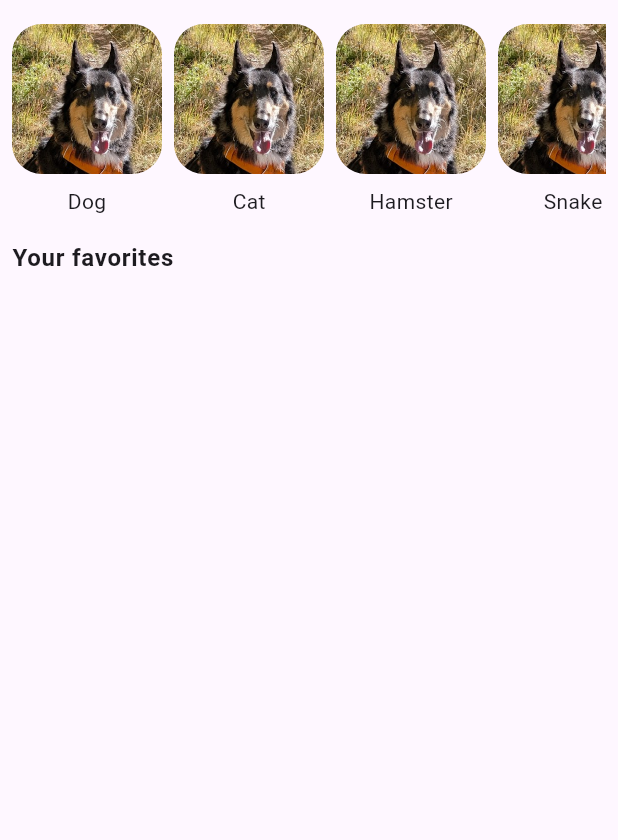
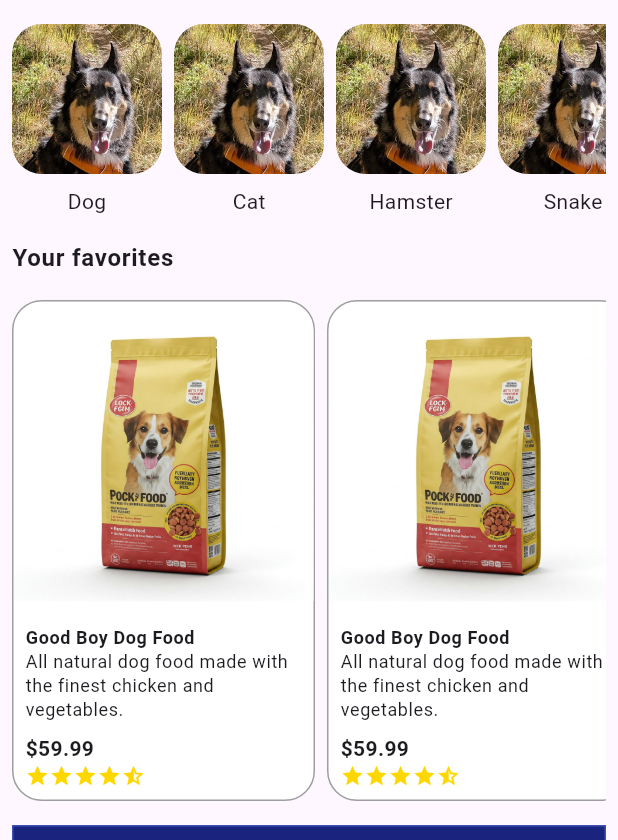
Before and after one commit to noahcolvin/furry_flutter, a Flutter app: the screen it shows after launch, after a tap on an icon or button, on a phone screen of 412 x 824 dp, the part 396-1236 px from its top. Run offline on Flutter 3.47's test engine with Material 3 defaults, Android fonts, the phone set to English and light mode, and no system bars.

Commit message:
Finishing out most of the dashboard layout

```diff
--- a/lib/features/dashboard/presentation/dashboard_screen.dart
+++ b/lib/features/dashboard/presentation/dashboard_screen.dart
@@ -1,5 +1,7 @@
 import 'package:flutter/material.dart';
 import 'package:furry_flutter/features/dashboard/presentation/furry_friend_widget.dart';
+import 'package:furry_flutter/features/dashboard/presentation/my_friend_widget.dart';
+import 'package:furry_flutter/features/dashboard/presentation/store_item_widget.dart';
 
 class DashboardScreen extends StatelessWidget {
   const DashboardScreen({super.key});
@@ -18,8 +20,9 @@ class DashboardScreen extends StatelessWidget {
           ),
         ],
       ),
-      body: Padding(
-        padding: const EdgeInsets.all(8.0),
+      body: SingleChildScrollView(
+        child: Padding(
+          padding: const EdgeInsets.fromLTRB(8.0, 8.0, 8.0, 32.0),
           child: Column(
             crossAxisAlignment: CrossAxisAlignment.start,
             spacing: 16.0,
@@ -117,7 +120,53 @@ class DashboardScreen extends StatelessWidget {
                       fontWeight: FontWeight.bold,
                     ),
               ),
+              SingleChildScrollView(
+                scrollDirection: Axis.horizontal,
+                child: Row(
+                  spacing: 8.0,
+                  children: [
+                    StoreItem(),
+                    StoreItem(),
+                    StoreItem(),
+                    StoreItem(),
+                    StoreItem(),
+                    StoreItem(),
+                    StoreItem(),
                   ],
+                ),
+              ),
+              ConstrainedBox(
+                constraints: const BoxConstraints(
+                  minWidth: double.infinity,
+                  minHeight: 150.0,
+                ),
+                child: Container(
+                  decoration: BoxDecoration(
+                    border: Border.all(color: Colors.indigo),
+                    borderRadius: BorderRadius.circular(0),
+                    color: Colors.indigo.shade900,
+                  ),
+                  child: Text(''),
+                ),
+              ),
+              Text(
+                'Your furry friends',
+                style: Theme.of(context).textTheme.bodyLarge?.copyWith(
+                      fontWeight: FontWeight.bold,
+                    ),
+              ),
+              SingleChildScrollView(
+                scrollDirection: Axis.horizontal,
+                child: Row(
+                  spacing: 8.0,
+                  children: [
+                    MyFriend(),
+                    MyFriend(),
+                  ],
+                ),
+              ),
+            ],
+          ),
         ),
       ),
     );
--- /dev/null
+++ b/lib/features/dashboard/presentation/my_friend_widget.dart
@@ -0,0 +1,47 @@
+import 'package:flutter/material.dart';
+
+class MyFriend extends StatelessWidget {
+  const MyFriend({super.key});
+
+  @override
+  Widget build(BuildContext context) {
+    return Container(
+      decoration: BoxDecoration(
+        border: Border.all(color: Colors.grey),
+        borderRadius: BorderRadius.circular(20),
+        color: Colors.white,
+      ),
+      child: SizedBox(
+        width: 300,
+        child: Column(
+          crossAxisAlignment: CrossAxisAlignment.start,
+          children: [
+            ClipRRect(
+              borderRadius: BorderRadius.vertical(top: Radius.circular(20)),
+              child: Image.asset(
+                'assets/images/myFriends/cat_friend.jpg',
+                fit: BoxFit.cover,
+                height: 150.0,
+                width: double.infinity,
+              ),
+            ),
+            Padding(
+              padding: const EdgeInsets.all(16.0),
+              child: Column(
+                crossAxisAlignment: CrossAxisAlignment.start,
+                children: [
+                  Text(
+                    'Penny',
+                    style: Theme.of(context).textTheme.bodyLarge?.copyWith(
+                          fontWeight: FontWeight.bold,
+                        ),
+                  ),
+                ],
+              ),
+            ),
+          ],
+        ),
+      ),
+    );
+  }
+}
--- /dev/null
+++ b/lib/features/dashboard/presentation/star_rating_widget.dart
@@ -0,0 +1,59 @@
+import 'package:flutter/material.dart';
+
+class AppColors {
+  static const Color secondaryContainerGray = Color(0xFFB0BEC5);
+  static const Color ratingPrimaryColor = Color(0xFFFFD700); // Gold color for rating stars
+}
+
+class StarRatingWidget extends StatelessWidget {
+  final int starCount;
+  final double rating;
+  final Color? color;
+  const StarRatingWidget({
+    super.key,
+    this.starCount = 5, // Default to 5 stars
+    this.rating = 0.0, // Default rating is 0
+    this.color, // Optional: custom color for stars
+  });
+
+  // Method to build each individual star based on the rating and index
+  Widget buildStar(final BuildContext context, final int index) {
+    Icon icon;
+    // If the index is greater than or equal to the rating, we show an empty star
+    if (index >= rating) {
+      icon = const Icon(
+        Icons.star_border, // Empty star
+        size: 16,
+        color: AppColors.secondaryContainerGray, // Light gray for empty stars
+      );
+    }
+    // If the index is between the rating minus 1 and the rating, we show a half star
+    else if (index > rating - 1 && index < rating) {
+      icon = Icon(
+        Icons.star_half, // Half star
+        size: 16,
+        color: color ?? AppColors.ratingPrimaryColor, // Default to gold color or custom color
+      );
+    }
+    // Otherwise, we show a full star
+    else {
+      icon = Icon(
+        Icons.star, // Full star
+        size: 16,
+        color: color ?? AppColors.ratingPrimaryColor, // Default to gold color or custom color
+      );
+    }
+    return icon;
+  }
+
+  @override
+  Widget build(final BuildContext context) {
+    // Creating a row of stars based on the starCount
+    return Row(
+      children: List.generate(
+        starCount, // Generate a row with 'starCount' stars
+        (final index) => buildStar(context, index),
+      ),
+    );
+  }
+}
--- /dev/null
+++ b/lib/features/dashboard/presentation/store_item_widget.dart
@@ -0,0 +1,58 @@
+import 'package:flutter/material.dart';
+import 'package:furry_flutter/features/dashboard/presentation/star_rating_widget.dart';
+
+class StoreItem extends StatelessWidget {
+  const StoreItem({super.key});
+
+  @override
+  Widget build(BuildContext context) {
+    return Container(
+      decoration: BoxDecoration(
+        border: Border.all(color: Colors.grey),
+        borderRadius: BorderRadius.circular(20),
+        color: Colors.white,
+      ),
+      child: SizedBox(
+        width: 200,
+        child: Column(
+          spacing: 8.0,
+          crossAxisAlignment: CrossAxisAlignment.start,
+          children: [
+            ClipRRect(
+              borderRadius: BorderRadius.vertical(top: Radius.circular(20)),
+              child: Image.asset('assets/images/items/dog_food.jpg'),
+            ),
+            Padding(
+              padding: const EdgeInsets.all(8.0),
+              child: Column(
+                crossAxisAlignment: CrossAxisAlignment.start,
+                children: [
+                  Text(
+                    'Good Boy Dog Food',
+                    style: Theme.of(context).textTheme.bodySmall?.copyWith(
+                          fontWeight: FontWeight.bold,
+                        ),
+                  ),
+                  Text(
+                    'All natural dog food made with the finest chicken and vegetables.',
+                    maxLines: 3,
+                    overflow: TextOverflow.ellipsis,
+                    style: Theme.of(context).textTheme.bodySmall,
+                  ),
+                  const SizedBox(height: 8.0),
+                  Text(
+                    '\$59.99',
+                    style: Theme.of(context).textTheme.bodyMedium?.copyWith(
+                          fontWeight: FontWeight.bold,
+                        ),
+                  ),
+                  StarRatingWidget(starCount: 5, rating: 4.5)
+                ],
+              ),
+            ),
+          ],
+        ),
+      ),
+    );
+  }
+}
--- a/pubspec.yaml
+++ b/pubspec.yaml
@@ -64,6 +64,8 @@ flutter:
 
   assets:
     - assets/images/dog.png
+    - assets/images/items/dog_food.jpg
+    - assets/images/myFriends/cat_friend.jpg
 
   # An image asset can refer to one or more resolution-specific "variants", see
   # https://flutter.dev/to/resolution-aware-images
```
Also changed, not shown: assets/images/items/dog_food.jpg (added), assets/images/myFriends/cat_friend.jpg (added). Lines whose indentation alone changed are shown as unchanged.
